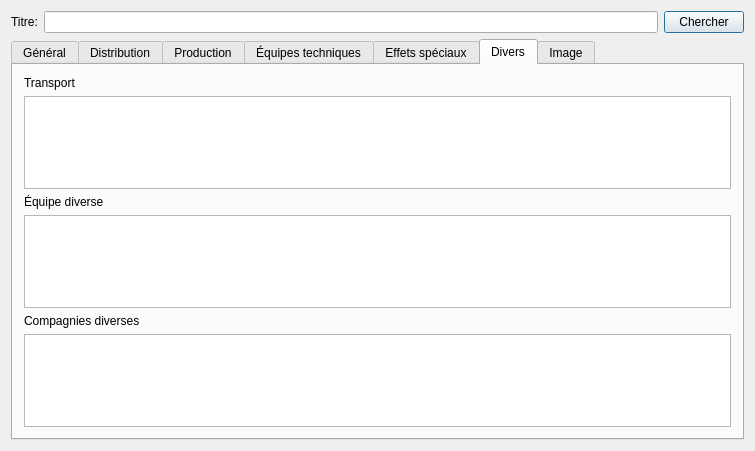
First picture: the form in ImdbPro/mainwindow.ui, repository gnuvince/IFT2905-TP1, before the edit.
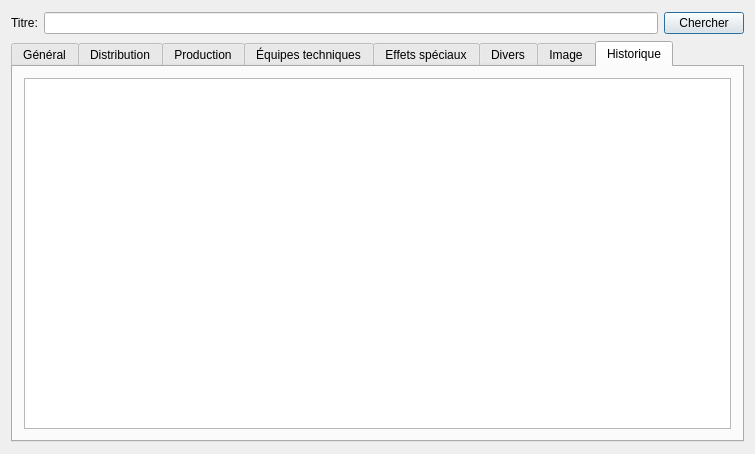
Second picture: the form after the edit.

Commit message: Added wait cursors and history to ImdbPro

Patch:
```diff
--- a/ImdbPro/mainwindow.ui
+++ b/ImdbPro/mainwindow.ui
@@ -7,7 +7,7 @@
     <x>0</x>
     <y>0</y>
     <width>755</width>
-    <height>451</height>
+    <height>454</height>
    </rect>
   </property>
   <property name="windowTitle">
@@ -48,7 +48,7 @@
        </size>
       </property>
       <property name="currentIndex">
-       <number>5</number>
+       <number>7</number>
       </property>
       <widget class="QWidget" name="tab_general">
        <property name="sizePolicy">
@@ -893,6 +893,16 @@
         </item>
        </layout>
       </widget>
+      <widget class="QWidget" name="tab_2">
+       <attribute name="title">
+        <string>Historique</string>
+       </attribute>
+       <layout class="QVBoxLayout" name="verticalLayout_36">
+        <item>
+         <widget class="QListWidget" name="history"/>
+        </item>
+       </layout>
+      </widget>
      </widget>
     </item>
    </layout>
```
Left out of the diff: 26 changed lines with no effect on the pictures. The commit also changes 4 other files.
